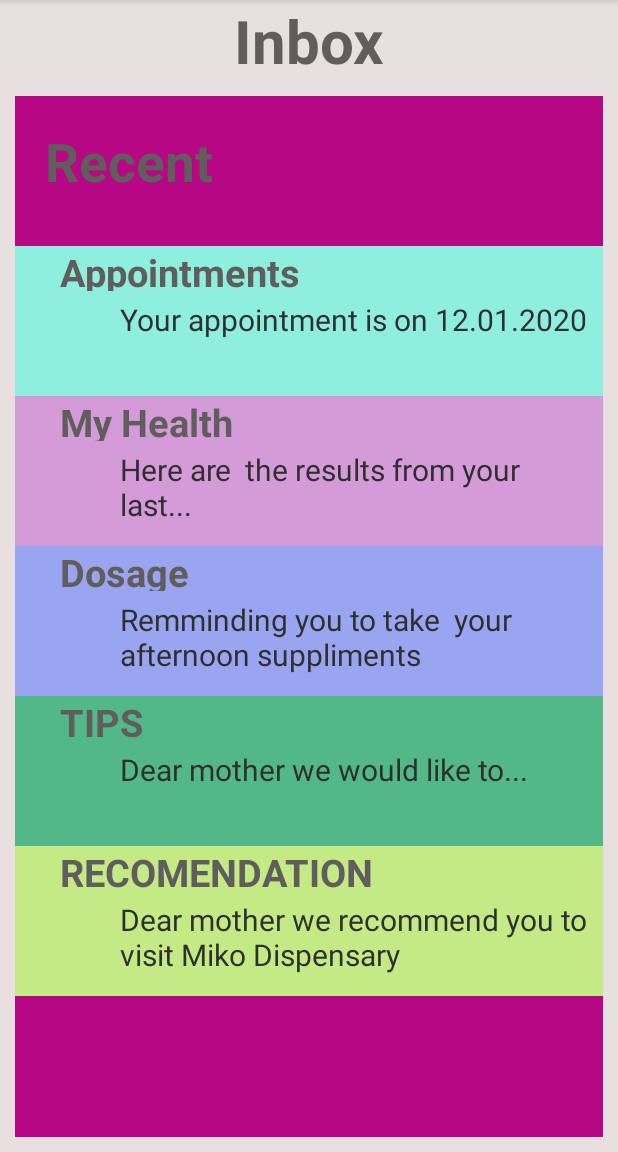
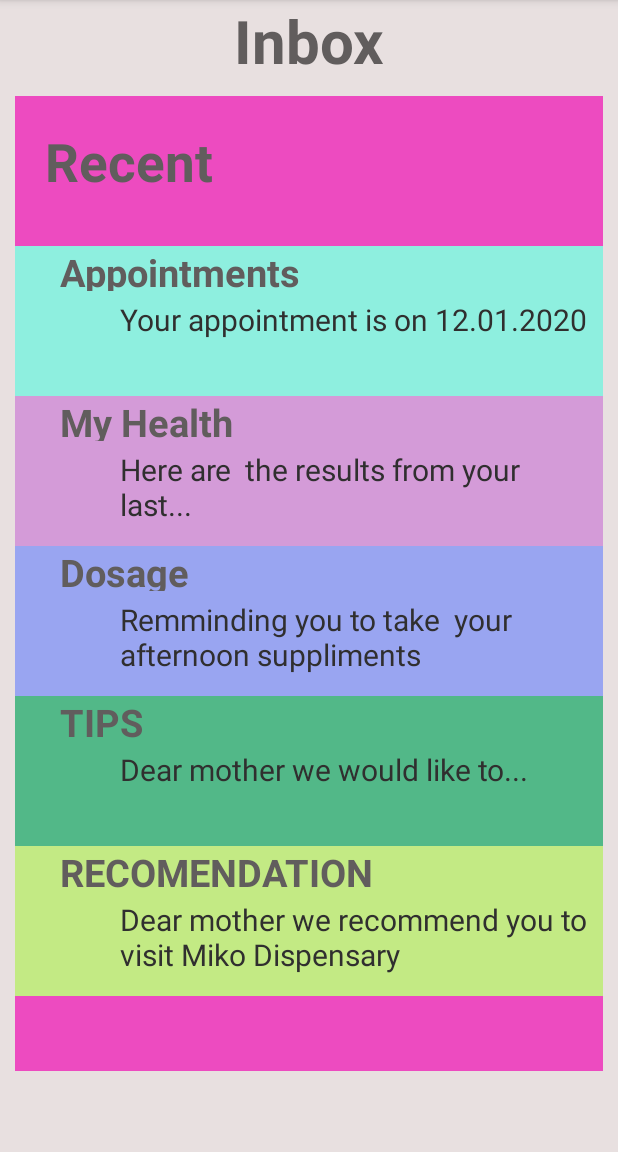
Before and after one commit to itsmushi/Kangaroo-MyHealth-Mobile-App, an Android app: the Inbox screen opened directly, with no data from a screen before it, on a phone screen of 412 x 824 dp, the part 84-1236 px from its top. Run offline under Robolectric (Android 15) with nearby library versions, the phone set to English and light mode, and no system bars.

Commit message:
modifying views

```diff
--- a/app/src/main/res/layout/activity_appointment.xml
+++ b/app/src/main/res/layout/activity_appointment.xml
@@ -44,8 +44,6 @@
             android:textSize="20dp"
             android:layout_centerHorizontal="true"
             app:backgroundTint="#E3E18D"
-
-
             android:text="Choose Date" />
 
 
--- a/app/src/main/res/layout/activity_inbox.xml
+++ b/app/src/main/res/layout/activity_inbox.xml
@@ -21,9 +21,16 @@
 
     </TextView>
 
+    <ScrollView
+            android:layout_width="fill_parent"
+            android:layout_height="fill_parent">
+
+
+
+
     <LinearLayout
             android:layout_width="match_parent"
-            android:layout_height="match_parent"
+            android:layout_height="wrap_content"
             android:padding="10dp"
             android:orientation="vertical">
 
@@ -37,7 +44,7 @@
             android:textAlignment="gravity"
             android:padding="20dp"
             android:textColor="@color/inboxTitles"
-            android:background="#B60785"
+            android:background="#ED4BC0"
     >
     </TextView>
     <LinearLayout
@@ -193,13 +200,15 @@
     </LinearLayout>
     <LinearLayout
             android:layout_width="match_parent"
-           android:layout_height="100dp"
-           android:background="#B60785"
+           android:layout_height="50dp"
+           android:background="#ED4BC0"
            android:orientation="vertical">
 
     </LinearLayout>
 
     </LinearLayout>
 
+    </ScrollView>
+
 
 </LinearLayout>
--- a/app/src/main/res/values/colors.xml
+++ b/app/src/main/res/values/colors.xml
@@ -7,4 +7,5 @@
     <color name="buttonBackground">#E91E63</color>
     <color name="inboxTitles">#615D5D</color>
     <color name="inboxContent">#302F2F</color>
+    <color name="homeBackgroundColor">#EEABCF</color>
 </resources>
```
Also changed, not shown: app/src/main/java/com/example/kangaroonew/Appointment.java (+8 -0 lines), app/src/main/res/layout/activity_home.xml (+26 -39 lines), app/src/main/res/layout/activity_main.xml (+14 -2 lines).
